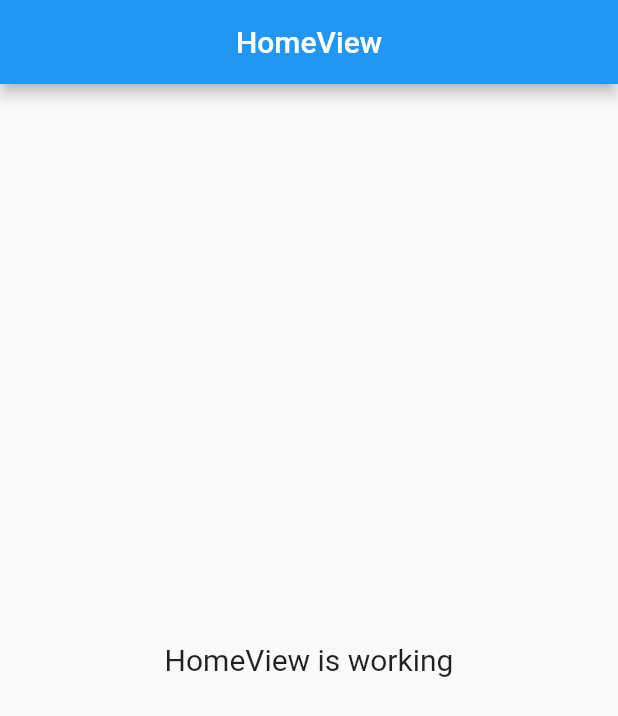
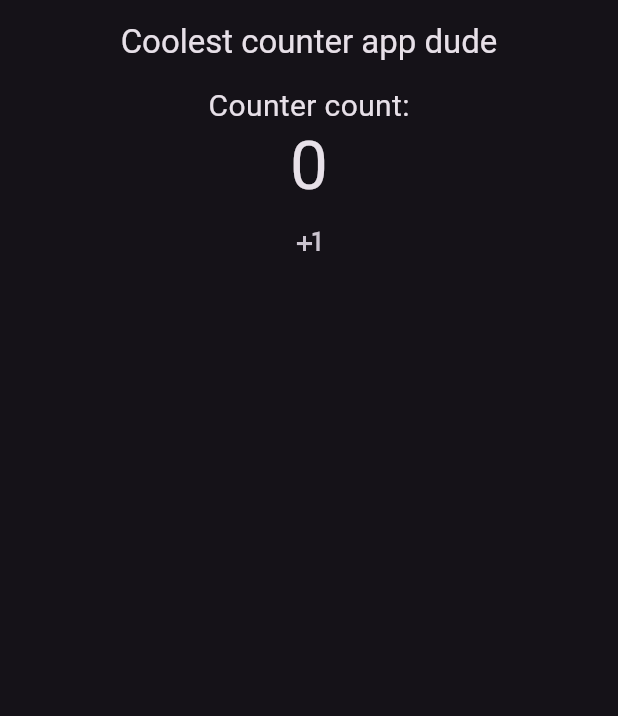
Before and after one commit to Hakkology/Flutter-Fundamentals, a Flutter app: the screen it shows after launch, on a phone screen of 412 x 824 dp. Shown: the top 716 px of the screen. Run offline on Flutter 3.47's test engine with Material 2 defaults, Android fonts, the phone set to English and light mode, and no system bars; our stand-ins replace get.

Commit message:
Counter app on new framework

```diff
--- a/Flutter-3/flutter_oyk_3/lib/app/modules/home/views/home_view.dart
+++ b/Flutter-3/flutter_oyk_3/lib/app/modules/home/views/home_view.dart
@@ -10,13 +10,27 @@ class HomeView extends GetView<HomeController> {
   Widget build(BuildContext context) {
     return Scaffold(
       appBar: AppBar(
-        title: const Text('HomeView'),
+        title: const Text('Coolest counter app dude'),
         centerTitle: true,
       ),
-      body: const Center(
-        child: Text(
-          'HomeView is working',
-          style: TextStyle(fontSize: 20),
+      body: Center(
+        child: Column(
+          children: [
+            const Text(
+              'Counter count:',
+              style: TextStyle(fontSize: 20),
+            ),
+            Obx(() => Text(
+                  "${controller.count.value}",
+                  style: Theme.of(context).textTheme.displayMedium,
+                )),
+            IconButton(
+                onPressed: () {
+                  controller.increment();
+                },
+                style: IconButton.styleFrom(minimumSize: const Size(40, 40)),
+                icon: const Icon(Icons.plus_one_sharp)),
+          ],
         ),
       ),
     );
--- a/Flutter-3/flutter_oyk_3/lib/main.dart
+++ b/Flutter-3/flutter_oyk_3/lib/main.dart
@@ -7,9 +7,15 @@ import 'app/routes/app_pages.dart';
 void main() {
   runApp(
     GetMaterialApp(
+      debugShowCheckedModeBanner: false,
       title: "Application",
       initialRoute: AppPages.INITIAL,
       getPages: AppPages.routes,
+      theme: ThemeData(
+        brightness: Brightness.dark,
+        colorSchemeSeed: Colors.deepPurple,
+        useMaterial3: true,
+      ),
     ),
   );
 }
```
